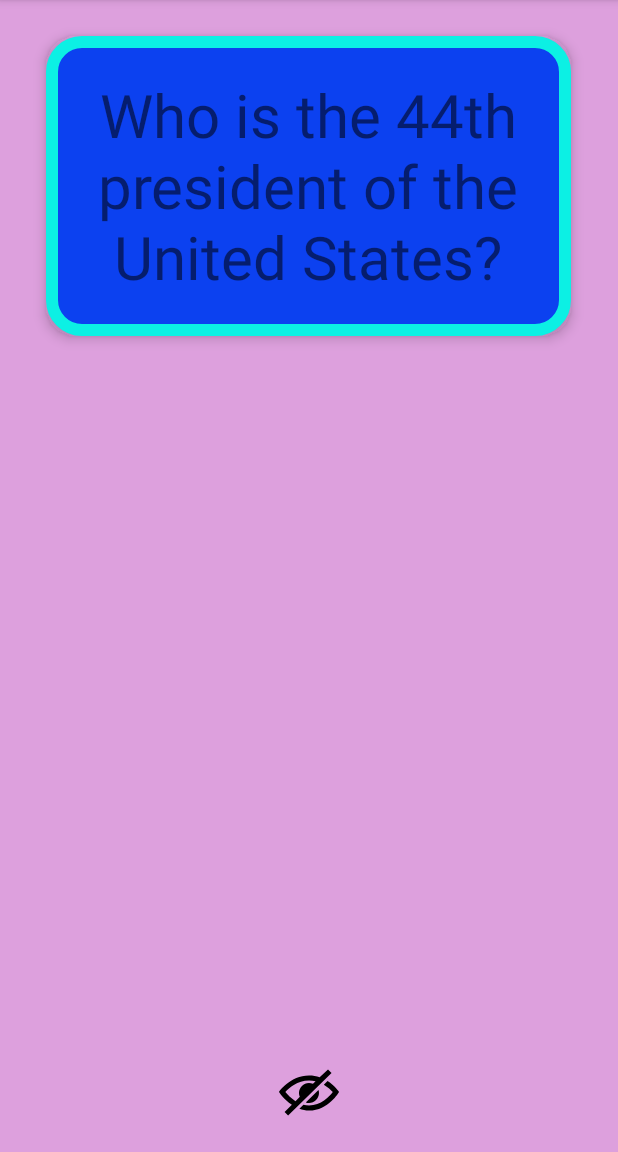
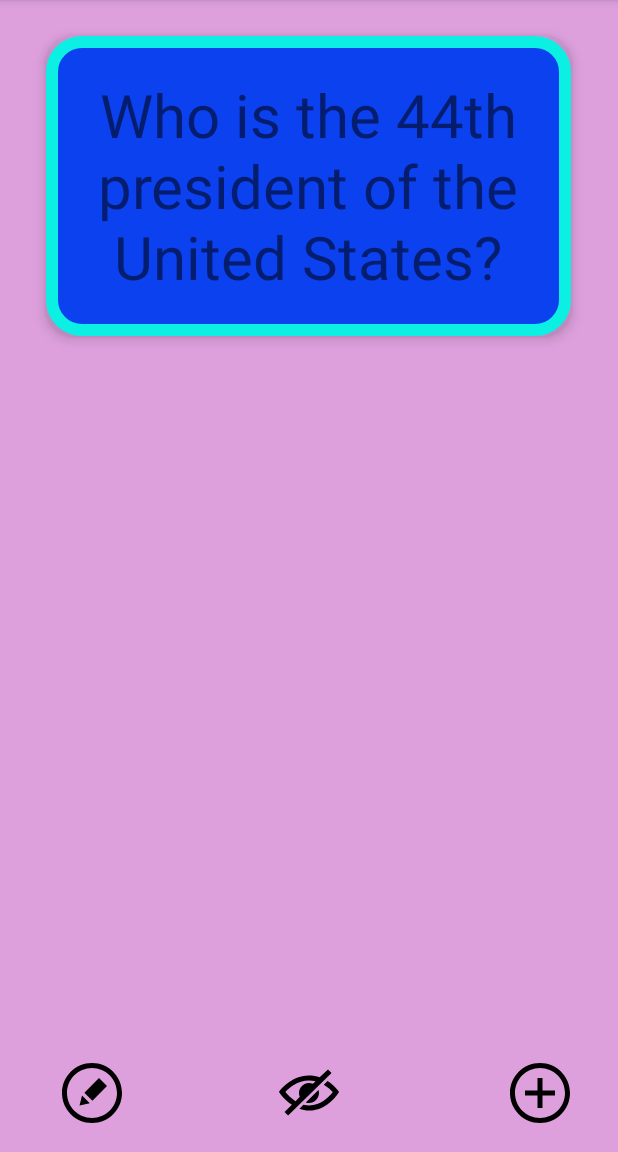
Before and after one commit to Ajuogaaz/Frush, an Android app: the screen it shows after launch (MainActivity), on a phone screen of 412 x 824 dp, the part 84-1236 px from its top. Run offline under Robolectric (Android 15) with nearby library versions, the light colour scheme and no system bars.

Commit message:
Week 4 lab updates 2

```diff
--- a/app/src/main/AndroidManifest.xml
+++ b/app/src/main/AndroidManifest.xml
@@ -16,6 +16,7 @@
                 <category android:name="android.intent.category.LAUNCHER" />
             </intent-filter>
         </activity>
+        <activity android:name=".AddCardActivivity"></activity>
     </application>
 
 </manifest>
--- /dev/null
+++ b/app/src/main/res/drawable/ic_edit.xml
@@ -0,0 +1,9 @@
+<vector xmlns:android="http://schemas.android.com/apk/res/android"
+    android:width="24dp"
+    android:height="24dp"
+    android:viewportWidth="24"
+    android:viewportHeight="24">
+  <path
+      android:fillColor="#FF000000"
+      android:pathData="M12,2c5.514,0 10,4.486 10,10s-4.486,10 -10,10 -10,-4.486 -10,-10 4.486,-10 10,-10zM12,0c-6.627,0 -12,5.373 -12,12s5.373,12 12,12 12,-5.373 12,-12 -5.373,-12 -12,-12zM8.006,12.964l3.106,3.105 -4.112,0.931 1.006,-4.036zM18,9.2l-5.84,5.921 -3.202,-3.202 5.841,-5.919 3.201,3.2z"/>
+</vector>
--- /dev/null
+++ b/app/src/main/res/drawable/ic_plus.xml
@@ -0,0 +1,9 @@
+<vector xmlns:android="http://schemas.android.com/apk/res/android"
+    android:width="24dp"
+    android:height="24dp"
+    android:viewportWidth="24"
+    android:viewportHeight="24">
+  <path
+      android:fillColor="#FF000000"
+      android:pathData="M12,2c5.514,0 10,4.486 10,10s-4.486,10 -10,10 -10,-4.486 -10,-10 4.486,-10 10,-10zM12,0c-6.627,0 -12,5.373 -12,12s5.373,12 12,12 12,-5.373 12,-12 -5.373,-12 -12,-12zM18,13h-5v5h-2v-5h-5v-2h5v-5h2v5h5v2z"/>
+</vector>
--- a/app/src/main/res/layout/activity_main.xml
+++ b/app/src/main/res/layout/activity_main.xml
@@ -74,6 +74,25 @@
         android:layout_marginBottom="19dp"
         app:srcCompat="@drawable/ic_hide" />
 
+    <ImageView
+        android:id="@+id/plus"
+        android:layout_width="40dp"
+        android:layout_height="40dp"
+        android:layout_alignParentBottom="true"
+        android:layout_alignParentEnd="true"
+        android:layout_marginBottom="19dp"
+        android:layout_marginEnd="32dp"
+        app:srcCompat="@drawable/ic_plus" />
+
+    <ImageView
+        android:id="@+id/edit"
+        android:layout_width="40dp"
+        android:layout_height="40dp"
+        android:layout_alignParentBottom="true"
+        android:layout_alignParentStart="true"
+        android:layout_marginBottom="19dp"
+        android:layout_marginStart="41dp"
+        app:srcCompat="@drawable/ic_edit" />
 
 
 </RelativeLayout>
--- a/app/src/main/res/values/strings.xml
+++ b/app/src/main/res/values/strings.xml
@@ -3,5 +3,8 @@
     <string name="question">Who is the 44th president of the United States?</string>
     <string name="answer">Barack Obama</string>
     <string name="wrong">George W Bush</string>
-    <string name= "verywrong">Donald Trump</string>
+    <string name="verywrong">Donald Trump</string>
+    <string name="addquestion">Enter a question</string>
+    <string name ="addanswer">Enter the answer</string>
+
 </resources>
```
Also changed, not shown: app/build.gradle (+4 -3 lines), app/src/main/java/com/example/linus/frush/AddCardActivivity.java (added, +46 -0 lines), app/src/main/java/com/example/linus/frush/MainActivity.java (+40 -1 lines), app/src/main/res/drawable/ic_cancelicon.xml (added, +9 -0 lines), app/src/main/res/drawable/ic_save.xml (added, +9 -0 lines), app/src/main/res/layout/activity_add_card_activivity.xml (added, +59 -0 lines).
